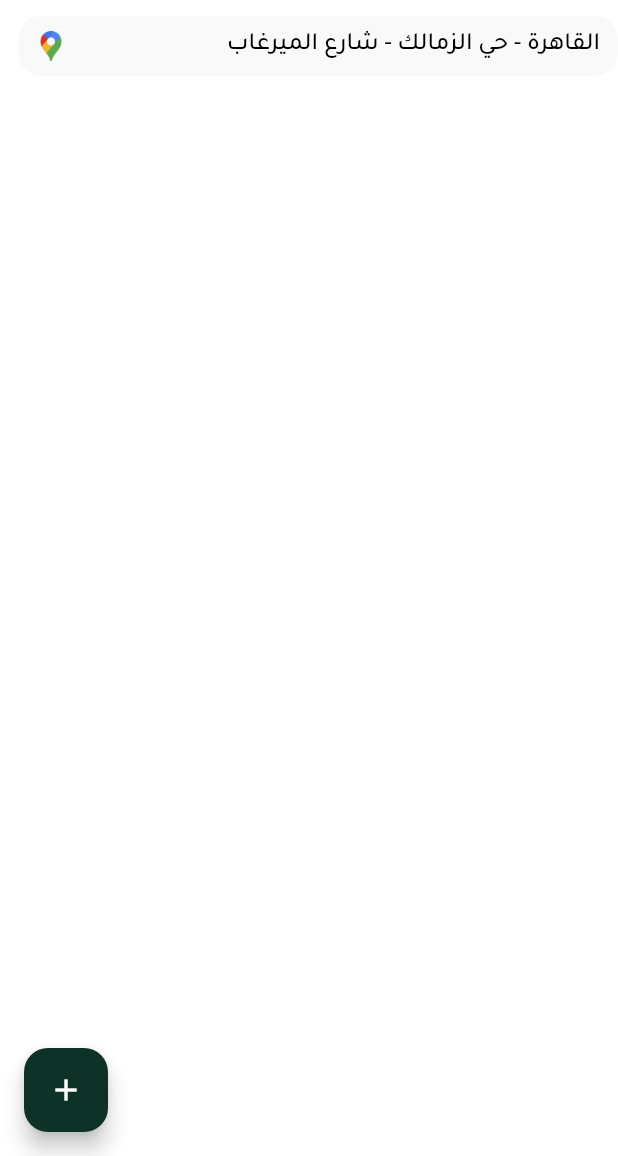
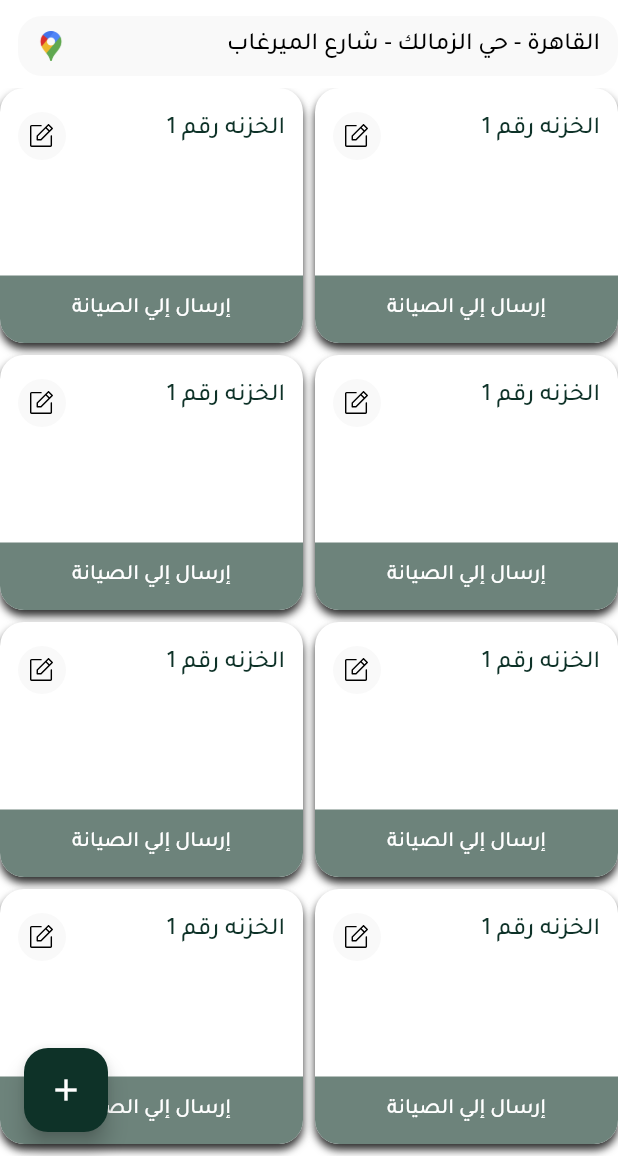
Before and after one commit to Mahmoud-Adel-Ali/Lockers_Admin_Dashboard, a Flutter app: the UnitDetailsView screen opened directly, on a phone screen of 412 x 824 dp, the part 80-1236 px from its top. Run offline on Flutter 3.47's test engine with Material 3 defaults, Android fonts, the phone set to English and light mode, and no system bars; our stand-ins replace awesome_dialog, flutter_svg, lottie, modal_progress_hud_nsn, percent_indicator, pinput; missing offline and left inert: bitsdojo_window.

Commit message:
Unit Details View Done.

```diff
--- a/lib/features/units/presentation/views/unit_details_view.dart
+++ b/lib/features/units/presentation/views/unit_details_view.dart
@@ -5,6 +5,7 @@ import '../../../../core/utils/size_config.dart';
 import '../../../../core/widgets/show_location_container.dart';
 import 'widgets/add_new_locker_dialog.dart';
 import 'widgets/header_unit_info_section.dart';
+import 'widgets/lockers_grid_view.dart';
 import 'widgets/unit_details_view_header.dart';
 
 class UnitDetailsView extends StatelessWidget {
@@ -40,6 +41,9 @@ class UnitDetailsView extends StatelessWidget {
               if (!isMobile) HeaderUnitInfoSection(),
             ],
           ),
+
+          const SizedBox(height: 8),
+          Expanded(child: LockersGridView()),
         ],
       ),
     );
--- /dev/null
+++ b/lib/features/units/presentation/views/widgets/locker_card.dart
@@ -0,0 +1,97 @@
+import 'package:flutter/material.dart';
+import 'package:flutter_svg/svg.dart';
+
+import '../../../../../core/utils/app_colors.dart';
+import '../../../../../core/utils/app_text_styles.dart';
+import '../../../../../core/utils/assets.dart';
+import '../../../../../core/widgets/dialog_helper.dart';
+
+class LockerCard extends StatelessWidget {
+  const LockerCard({super.key});
+
+  @override
+  Widget build(BuildContext context) {
+    return Container(
+      decoration: BoxDecoration(
+        color: AppColors.white,
+        borderRadius: BorderRadius.circular(16),
+        boxShadow: [
+          BoxShadow(
+            color: AppColors.black2,
+            blurRadius: 4,
+            offset: const Offset(0, 4),
+          ),
+        ],
+      ),
+      child: Column(
+        children: [
+          const SizedBox(height: 4),
+          Padding(
+            padding: const EdgeInsets.all(12.0),
+            child: Row(
+              mainAxisAlignment: MainAxisAlignment.spaceBetween,
+              crossAxisAlignment: CrossAxisAlignment.start,
+              children: [
+                Text(
+                  'الخزنه رقم 1',
+                  style: AppTextStyles.style16w500(
+                    context,
+                  ).copyWith(color: AppColors.main),
+                ),
+
+                InkWell(
+                  child: Container(
+                    padding: const EdgeInsets.all(8),
+                    decoration: BoxDecoration(
+                      color: AppColors.whiteGrey,
+                      shape: BoxShape.circle,
+                    ),
+                    child: SvgPicture.asset(Assets.imagesEditIcon, width: 16),
+                  ),
+                ),
+              ],
+            ),
+          ),
+          const Spacer(),
+          InkWell(
+            onTap: () {
+              DialogHelper.showQuestionDialog(
+                context,
+                title: 'الصيانه',
+                desc: 'هل تريد ارسال الخزنه للصيانه',
+                onOk: () {
+                  DialogHelper.showSuccessDialog(
+                    context,
+                    title: 'تم',
+                    desc: 'تم ارسال الخزنه للصيانه بنجاح',
+                  );
+                },
+              );
+            },
+            child: Container(
+              padding: const EdgeInsets.all(12.0),
+              decoration: const BoxDecoration(
+                color: AppColors.phosphorGreen,
+                borderRadius: BorderRadius.only(
+                  bottomLeft: Radius.circular(16),
+                  bottomRight: Radius.circular(16),
+                ),
+              ),
+              child: Row(
+                mainAxisAlignment: MainAxisAlignment.spaceAround,
+                children: [
+                  Text(
+                    'إرسال إلي الصيانة',
+                    style: AppTextStyles.style14w500(
+                      context,
+                    ).copyWith(color: AppColors.white),
+                  ),
+                ],
+              ),
+            ),
+          ),
+        ],
+      ),
+    );
+  }
+}
--- /dev/null
+++ b/lib/features/units/presentation/views/widgets/lockers_grid_view.dart
@@ -0,0 +1,30 @@
+import 'package:flutter/material.dart';
+
+import 'locker_card.dart';
+
+class LockersGridView extends StatelessWidget {
+  const LockersGridView({super.key});
+
+  @override
+  Widget build(BuildContext context) {
+    return LayoutBuilder(
+      builder: (context, constraints) {
+        var width = constraints.maxWidth;
+        return GridView.builder(
+          gridDelegate: SliverGridDelegateWithFixedCrossAxisCount(
+            //* meaning that the minwidth of the card is 180.
+            crossAxisCount: (width / 180).toInt(),
+            mainAxisSpacing: 8,
+            crossAxisSpacing: 8,
+            childAspectRatio: 198.5 / 250,
+            mainAxisExtent: 170,
+          ),
+          itemCount: 20,
+          itemBuilder: (context, index) {
+            return LockerCard();
+          },
+        );
+      },
+    );
+  }
+}
```
